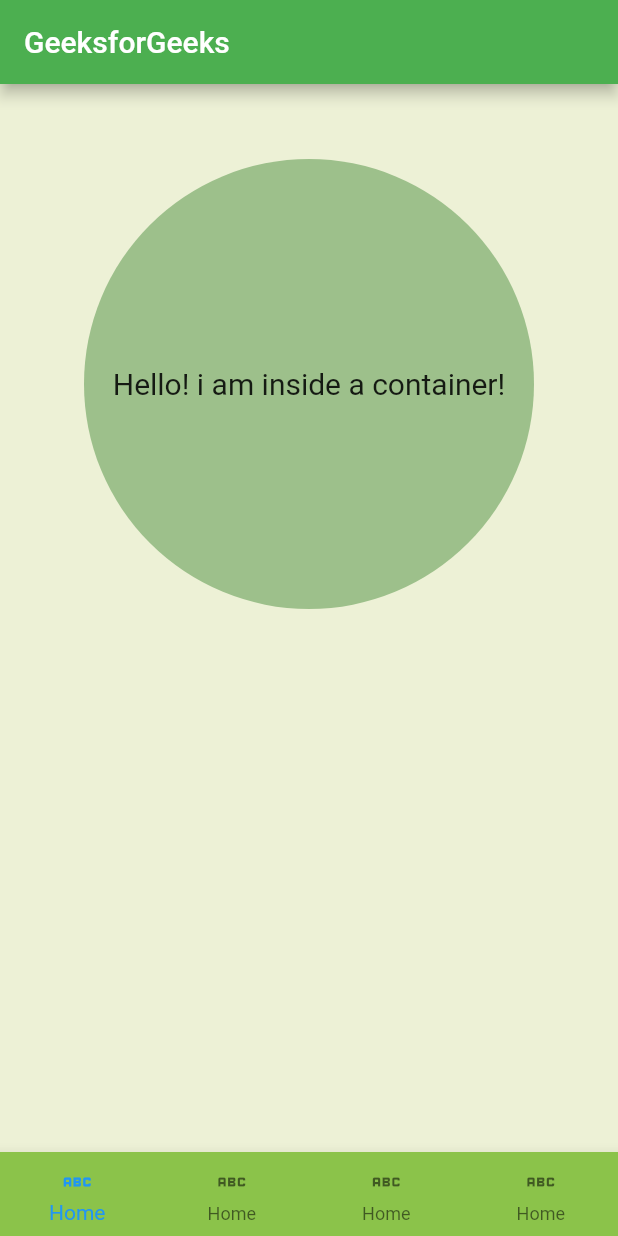
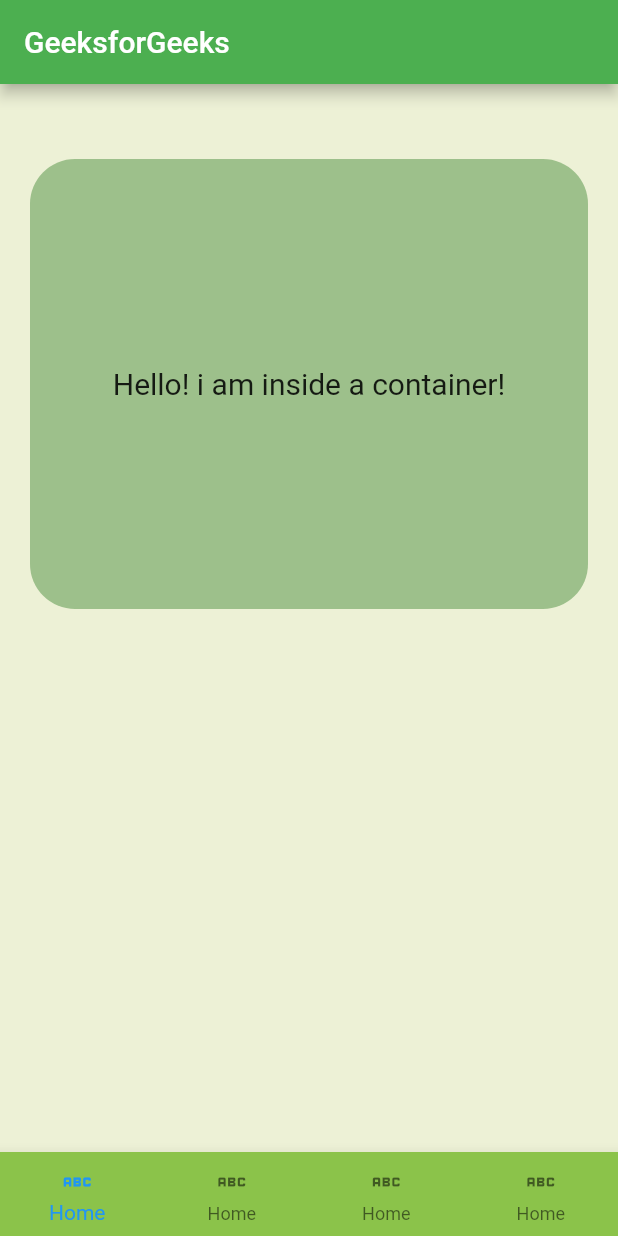
Before and after one commit to chrisokoriedev/firstclass, a Flutter app: the screen it shows after launch, on a phone screen of 412 x 824 dp. Run offline on Flutter 3.47's test engine with Material 2 defaults, Android fonts, the phone set to English and light mode, and no system bars.

Commit message:
border radhius

```diff
--- a/lib/main.dart
+++ b/lib/main.dart
@@ -27,15 +27,14 @@ class _MyAppState extends State<MyApp> {
           padding: EdgeInsets.all(30),
           alignment: Alignment.center,
           decoration: BoxDecoration(
-            shape: BoxShape.circle,
-            color: const Color(0xff9DC08B),
-          ),
+              color: const Color(0xff9DC08B),
+              borderRadius: BorderRadius.circular(30)),
           child: const Text(
             "Hello! i am inside a container!",
             style: TextStyle(fontSize: 20),
           ),
         ),
-
+// Radius.circular(20)
         bottomNavigationBar: BottomNavigationBar(
           type: BottomNavigationBarType.fixed,
           backgroundColor: Colors.lightGreen,
```
